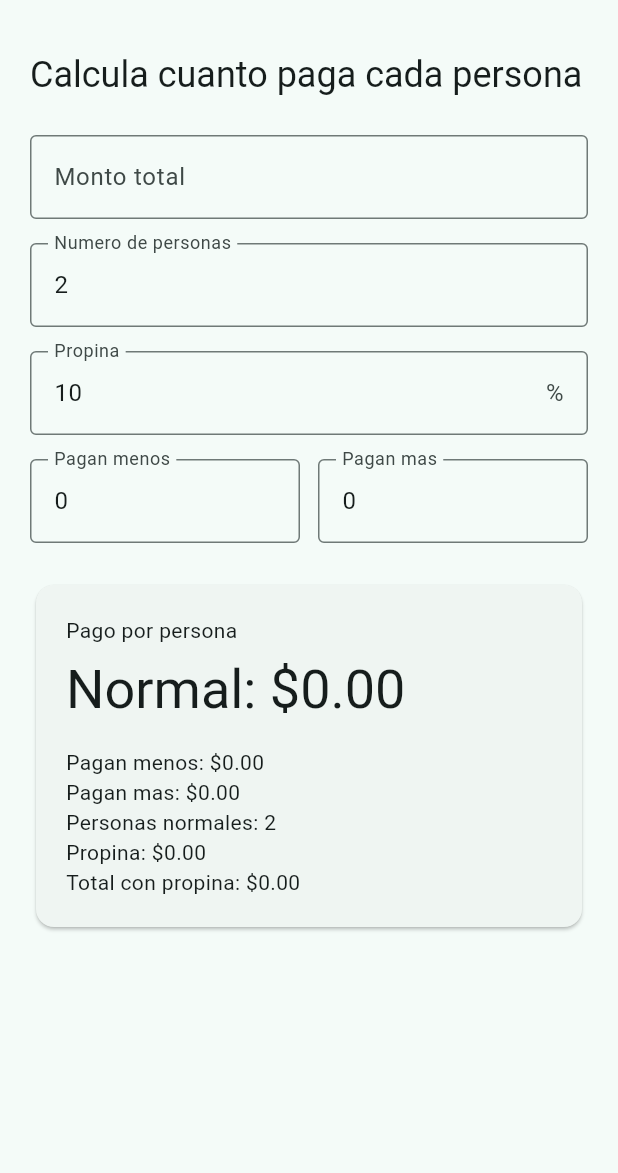
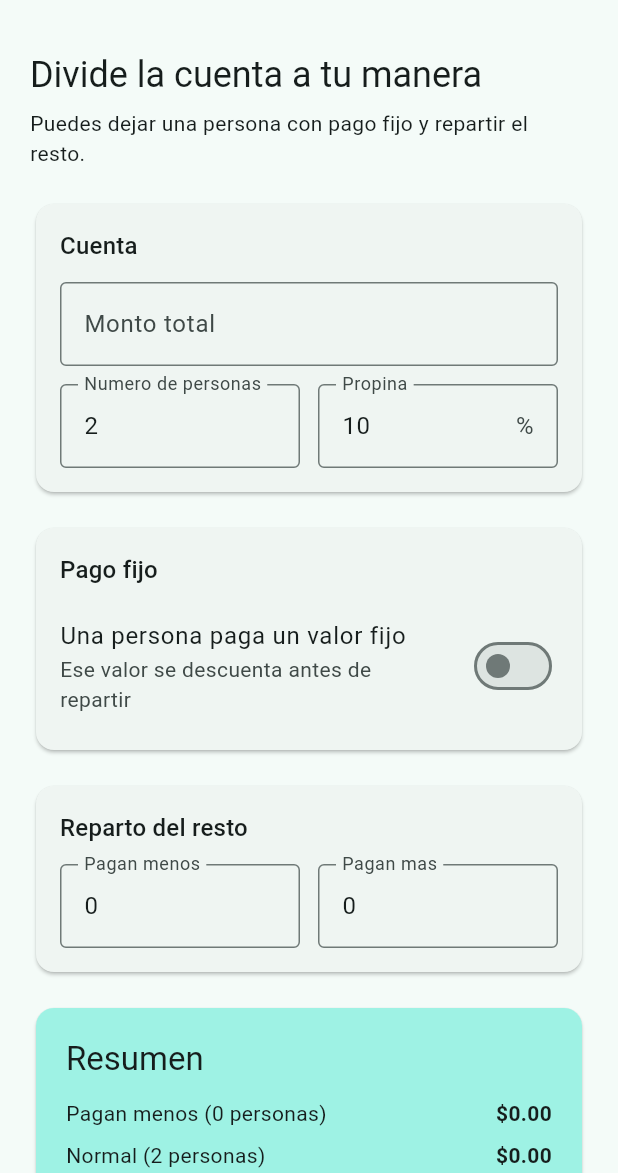
Before and after one commit to BrisneyRod/Clase-ProgramacionApss2026, a Flutter app: the screen it shows after launch, on a phone screen of 412 x 824 dp, the part 63-1236 px from its top. Run offline on Flutter 3.47's test engine with Material 3 defaults, Android fonts, the phone set to English and light mode, and no system bars.

Commit message:
agregar pago fijo en vibe

```diff
--- a/lib/main.dart
+++ b/lib/main.dart
@@ -33,6 +33,9 @@ class _BillSplitterPageState extends State<BillSplitterPage> {
   final _tipController = TextEditingController(text: '10');
   final _lessPeopleController = TextEditingController(text: '0');
   final _morePeopleController = TextEditingController(text: '0');
+  final _fixedAmountController = TextEditingController(text: '0');
+
+  bool _hasFixedPayer = false;
 
   @override
   void dispose() {
@@ -41,6 +44,7 @@ class _BillSplitterPageState extends State<BillSplitterPage> {
     _tipController.dispose();
     _lessPeopleController.dispose();
     _morePeopleController.dispose();
+    _fixedAmountController.dispose();
     super.dispose();
   }
 
@@ -49,14 +53,26 @@ class _BillSplitterPageState extends State<BillSplitterPage> {
   double get _tipPercent => double.tryParse(_tipController.text) ?? 0;
   int get _lessPeople => int.tryParse(_lessPeopleController.text) ?? 0;
   int get _morePeople => int.tryParse(_morePeopleController.text) ?? 0;
+  double get _fixedAmount =>
+      _hasFixedPayer ? double.tryParse(_fixedAmountController.text) ?? 0 : 0;
+  int get _fixedPeople => _hasFixedPayer && _people > 0 ? 1 : 0;
+  int get _flexiblePeople => (_people - _fixedPeople).clamp(0, _people).toInt();
+  int get _safeLessPeople => _lessPeople.clamp(0, _flexiblePeople).toInt();
+  int get _safeMorePeople =>
+      _morePeople.clamp(0, _flexiblePeople - _safeLessPeople).toInt();
   int get _normalPeople =>
-      (_people - _lessPeople - _morePeople).clamp(0, _people);
+      (_flexiblePeople - _safeLessPeople - _safeMorePeople)
+          .clamp(0, _people)
+          .toInt();
 
   double get _tipAmount => _total * (_tipPercent / 100);
   double get _grandTotal => _total + _tipAmount;
+  double get _remainingTotal =>
+      (_grandTotal - _fixedAmount).clamp(0, _grandTotal).toDouble();
   double get _weightedUnits =>
-      (_lessPeople * 0.75) + _normalPeople + (_morePeople * 1.25);
-  double get _baseShare => _weightedUnits > 0 ? _grandTotal / _weightedUnits : 0;
+      (_safeLessPeople * 0.75) + _normalPeople + (_safeMorePeople * 1.25);
+  double get _baseShare =>
+      _weightedUnits > 0 ? _remainingTotal / _weightedUnits : 0;
   double get _lessShare => _baseShare * 0.75;
   double get _normalShare => _baseShare;
   double get _moreShare => _baseShare * 1.25;
@@ -70,102 +86,172 @@ class _BillSplitterPageState extends State<BillSplitterPage> {
           padding: const EdgeInsets.all(20),
           children: [
             Text(
-              'Calcula cuanto paga cada persona',
+              'Divide la cuenta a tu manera',
               style: Theme.of(context).textTheme.headlineSmall,
             ),
-            const SizedBox(height: 24),
-            TextField(
+            const SizedBox(height: 6),
+            Text(
+              'Puedes dejar una persona con pago fijo y repartir el resto.',
+              style: Theme.of(context).textTheme.bodyMedium,
+            ),
+            const SizedBox(height: 20),
+            _section(
+              title: 'Cuenta',
+              children: [
+                _numberField(
                   controller: _totalController,
-              keyboardType: const TextInputType.numberWithOptions(
+                  label: 'Monto total',
+                  prefixText: r'$ ',
                   decimal: true,
                 ),
-              decoration: const InputDecoration(
-                labelText: 'Monto total',
-                prefixText: r'$ ',
-                border: OutlineInputBorder(),
-              ),
-              onChanged: (_) => setState(() {}),
-            ),
-            const SizedBox(height: 16),
-            TextField(
-              controller: _peopleController,
-              keyboardType: TextInputType.number,
-              decoration: const InputDecoration(
-                labelText: 'Numero de personas',
-                border: OutlineInputBorder(),
-              ),
-              onChanged: (_) => setState(() {}),
-            ),
-            const SizedBox(height: 16),
-            TextField(
-              controller: _tipController,
-              keyboardType: const TextInputType.numberWithOptions(
-                decimal: true,
-              ),
-              decoration: const InputDecoration(
-                labelText: 'Propina',
-                suffixText: '%',
-                border: OutlineInputBorder(),
-              ),
-              onChanged: (_) => setState(() {}),
-            ),
-            const SizedBox(height: 16),
+                const SizedBox(height: 12),
                 Row(
                   children: [
                     Expanded(
-                  child: TextField(
-                    controller: _lessPeopleController,
-                    keyboardType: TextInputType.number,
-                    decoration: const InputDecoration(
-                      labelText: 'Pagan menos',
-                      border: OutlineInputBorder(),
-                    ),
-                    onChanged: (_) => setState(() {}),
+                      child: _numberField(
+                        controller: _peopleController,
+                        label: 'Numero de personas',
                       ),
                     ),
                     const SizedBox(width: 12),
                     Expanded(
-                  child: TextField(
-                    controller: _morePeopleController,
-                    keyboardType: TextInputType.number,
-                    decoration: const InputDecoration(
-                      labelText: 'Pagan mas',
-                      border: OutlineInputBorder(),
-                    ),
-                    onChanged: (_) => setState(() {}),
+                      child: _numberField(
+                        controller: _tipController,
+                        label: 'Propina',
+                        suffixText: '%',
+                        decimal: true,
                       ),
                     ),
                   ],
                 ),
-            const SizedBox(height: 24),
-            Card(
+              ],
+            ),
+            const SizedBox(height: 16),
+            _section(
+              title: 'Pago fijo',
+              children: [
+                SwitchListTile(
+                  value: _hasFixedPayer,
+                  contentPadding: EdgeInsets.zero,
+                  title: const Text('Una persona paga un valor fijo'),
+                  subtitle: const Text(
+                    'Ese valor se descuenta antes de repartir',
+                  ),
+                  onChanged: (value) => setState(() => _hasFixedPayer = value),
+                ),
+                if (_hasFixedPayer)
+                  _numberField(
+                    controller: _fixedAmountController,
+                    label: 'Valor fijo de esa persona',
+                    prefixText: r'$ ',
+                    decimal: true,
+                  ),
+              ],
+            ),
+            const SizedBox(height: 16),
+            _section(
+              title: 'Reparto del resto',
+              children: [
+                Row(
+                  children: [
+                    Expanded(
+                      child: _numberField(
+                        controller: _lessPeopleController,
+                        label: 'Pagan menos',
+                      ),
+                    ),
+                    const SizedBox(width: 12),
+                    Expanded(
+                      child: _numberField(
+                        controller: _morePeopleController,
+                        label: 'Pagan mas',
+                      ),
+                    ),
+                  ],
+                ),
+              ],
+            ),
+            const SizedBox(height: 16),
+            _summaryCard(context),
+          ],
+        ),
+      ),
+    );
+  }
+
+  Widget _section({required String title, required List<Widget> children}) {
+    return Card(
+      child: Padding(
+        padding: const EdgeInsets.all(16),
+        child: Column(
+          crossAxisAlignment: CrossAxisAlignment.start,
+          children: [
+            Text(title, style: Theme.of(context).textTheme.titleMedium),
+            const SizedBox(height: 12),
+            ...children,
+          ],
+        ),
+      ),
+    );
+  }
+
+  Widget _numberField({
+    required TextEditingController controller,
+    required String label,
+    String? prefixText,
+    String? suffixText,
+    bool decimal = false,
+  }) {
+    return TextField(
+      controller: controller,
+      keyboardType: TextInputType.numberWithOptions(decimal: decimal),
+      decoration: InputDecoration(
+        labelText: label,
+        prefixText: prefixText,
+        suffixText: suffixText,
+        border: const OutlineInputBorder(),
+      ),
+      onChanged: (_) => setState(() {}),
+    );
+  }
+
+  Widget _summaryCard(BuildContext context) {
+    return Card(
+      color: Theme.of(context).colorScheme.primaryContainer,
       child: Padding(
         padding: const EdgeInsets.all(20),
         child: Column(
           crossAxisAlignment: CrossAxisAlignment.start,
           children: [
-                    const Text('Pago por persona'),
-                    const SizedBox(height: 8),
-                    Text(
-                      'Normal: \$${_normalShare.toStringAsFixed(2)}',
-                      key: const Key('normal-share'),
-                      style: Theme.of(context).textTheme.displaySmall,
-                    ),
-                    const SizedBox(height: 16),
-                    Text('Pagan menos: \$${_lessShare.toStringAsFixed(2)}'),
-                    Text('Pagan mas: \$${_moreShare.toStringAsFixed(2)}'),
-                    Text('Personas normales: $_normalPeople'),
+            Text('Resumen', style: Theme.of(context).textTheme.titleLarge),
+            const SizedBox(height: 12),
+            if (_hasFixedPayer)
+              _summaryLine('Pago fijo', _fixedAmount, '1 persona'),
+            _summaryLine('Pagan menos', _lessShare, '$_safeLessPeople personas'),
+            _summaryLine('Normal', _normalShare, '$_normalPeople personas'),
+            _summaryLine('Pagan mas', _moreShare, '$_safeMorePeople personas'),
+            const Divider(height: 28),
             Text('Propina: \$${_tipAmount.toStringAsFixed(2)}'),
-                    Text(
-                      'Total con propina: \$${_grandTotal.toStringAsFixed(2)}',
-                    ),
-                  ],
-                ),
-              ),
-            ),
+            Text('Total con propina: \$${_grandTotal.toStringAsFixed(2)}'),
+            Text('Restante a repartir: \$${_remainingTotal.toStringAsFixed(2)}'),
           ],
         ),
       ),
     );
   }
+
+  Widget _summaryLine(String label, double amount, String detail) {
+    return Padding(
+      padding: const EdgeInsets.only(bottom: 8),
+      child: Row(
+        children: [
+          Expanded(child: Text('$label ($detail)')),
+          Text(
+            '\$${amount.toStringAsFixed(2)}',
+            style: const TextStyle(fontWeight: FontWeight.bold),
+          ),
+        ],
+      ),
+    );
   }
+}
```
Also changed, not shown: 2 other files. Lines whose indentation alone changed are shown as unchanged.
